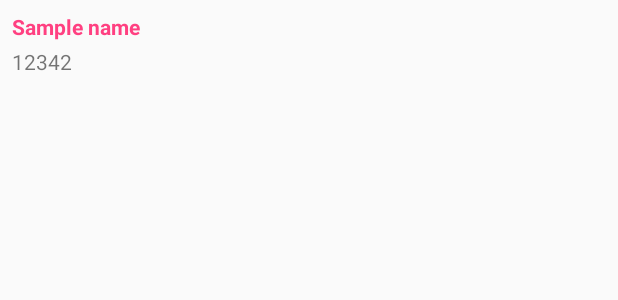
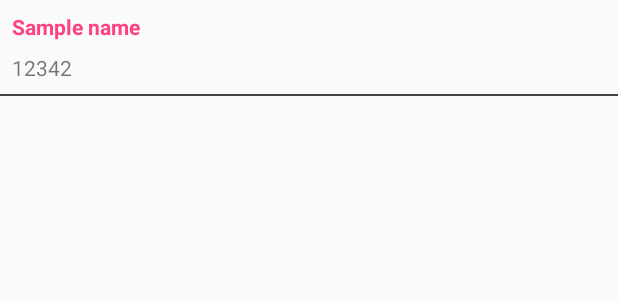
Before and after one commit to alien190/RecycleTest, an Android app: the layout li_mock.xml on its own in the app's theme, with its tools: preview values and no code run, on a phone screen of 412 x 824 dp. Shown: the top 300 px of the screen. Run offline under Robolectric (Android 15) with nearby library versions, the phone set to English and light mode, and no system bars.

Commit message:
Decoration start

```diff
--- a/app/src/main/res/layout/li_mock.xml
+++ b/app/src/main/res/layout/li_mock.xml
@@ -3,7 +3,6 @@
     xmlns:tools="http://schemas.android.com/tools"
     android:orientation="vertical"
     android:layout_width="match_parent"
-    android:padding="8dp"
     android:layout_height="wrap_content">
 
 
@@ -13,7 +12,8 @@
     android:textColor="@color/colorAccent"
     android:textStyle="bold"
     android:layout_width="match_parent"
-    android:layout_marginBottom="4dp"
+    android:layout_marginTop="8dp"
+    android:layout_marginStart="8dp"
     android:layout_height="wrap_content" />
 
 
@@ -21,6 +21,13 @@
         android:id="@+id/tv_value"
         tools:text="12342"
         android:layout_width="match_parent"
-        android:layout_height="wrap_content" />
+        android:layout_height="wrap_content"
+        android:layout_marginBottom="8dp"
+        android:layout_marginTop="8dp"
+        android:layout_marginStart="8dp"/>
 
+    <View
+        android:layout_width="match_parent"
+        android:layout_height="1dp"
+        android:background="#444"/>
 </LinearLayout>
```
